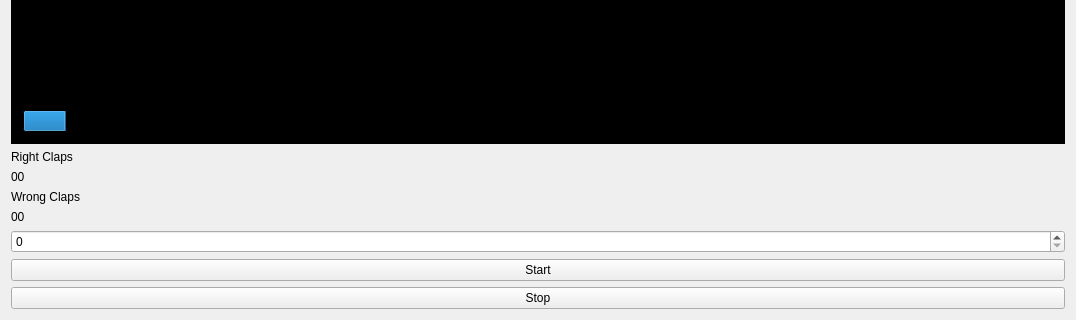
Old version of the form clapclap/clapclap/widget.ui in the repository Zeotyn/clap-clap; both pictures show x 0 to 1076 and y 447 to 767 of the 1076 by 767 pixel window.
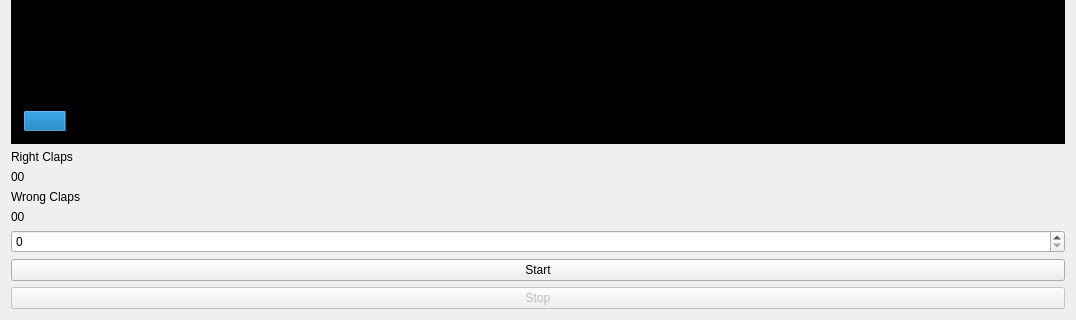
New version of the form.

Commit message: Toggle button states

What changed in the file:
```diff
--- a/clapclap/clapclap/widget.ui
+++ b/clapclap/clapclap/widget.ui
@@ -154,6 +154,9 @@
    </item>
    <item>
     <widget class="QPushButton" name="stopButton">
+     <property name="enabled">
+      <bool>false</bool>
+     </property>
      <property name="text">
       <string>Stop</string>
      </property>
```
The commit also changes 1 other file.
